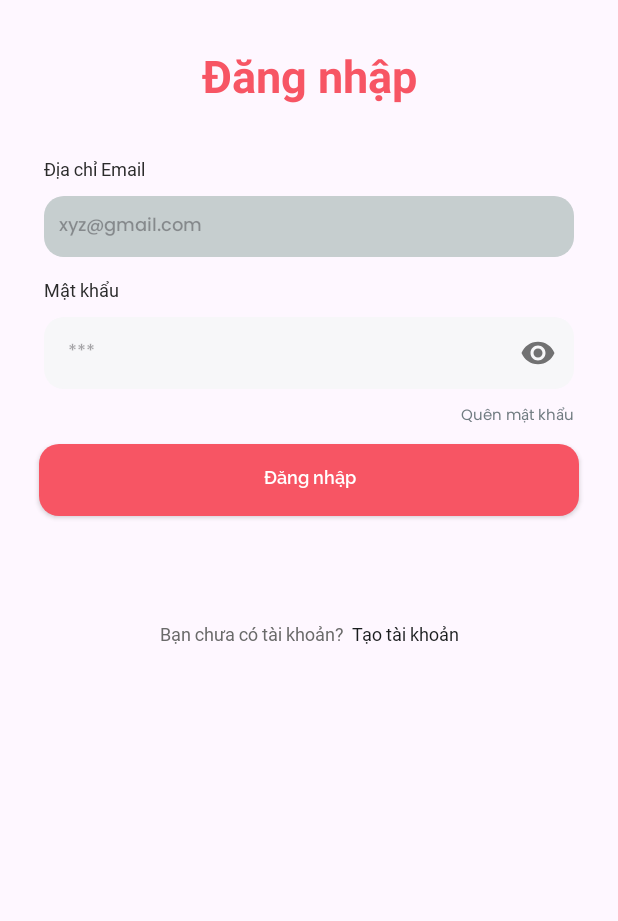
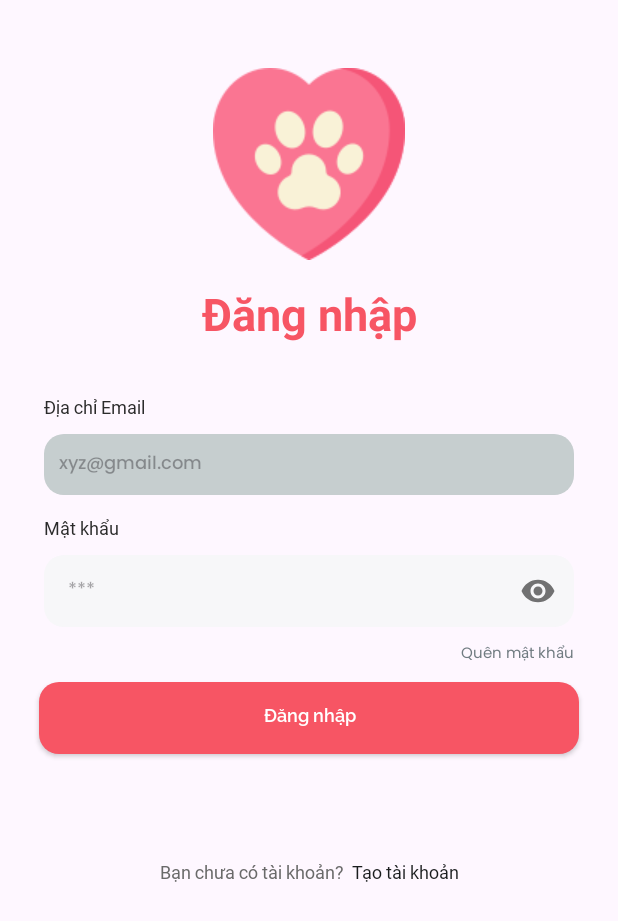
Before and after one commit to taohongle/Nhom8_DogCare, an Android app: the screen it shows after launch (LoginActivity), on a phone screen of 412 x 824 dp. Shown: the top 921 px of the screen. Run offline under Robolectric (Android 15) with nearby library versions, the phone set to English and light mode, and no system bars; our stand-ins replace Firebase (no records; nobody signed in at launch, a user with empty details on screens opened directly), sdp/ssp sizes.

Commit message:
update main

```diff
--- a/DogCareApp/app/src/main/res/layout/activity_login.xml
+++ b/DogCareApp/app/src/main/res/layout/activity_login.xml
@@ -14,12 +14,12 @@
         android:orientation="vertical"
         android:paddingTop="30dp"
         app:layout_constraintTop_toTopOf="parent">
-<!--        <ImageView-->
-<!--            android:layout_width="wrap_content"-->
-<!--            android:layout_height="wrap_content"-->
-<!--            android:layout_gravity="center"-->
-<!--            android:layout_margin="15dp"-->
-<!--            android:src="@drawable/dog" />-->
+        <ImageView
+            android:layout_width="wrap_content"
+            android:layout_height="wrap_content"
+            android:layout_gravity="center"
+            android:layout_margin="15dp"
+            android:src="@drawable/dog" />
         <TextView
             android:layout_width="match_parent"
             android:layout_height="wrap_content"
```
Also changed, not shown: DogCareApp/app/src/main/java/tlu/cse/android/ht63/dogcareapp/MainActivity.java (+27 -6 lines).
